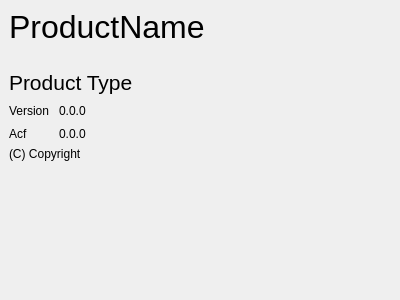
Qt form ACF/Include/iqt/CSplashScreenGuiComp.ui (ImagingTools/Acf) before a commit.
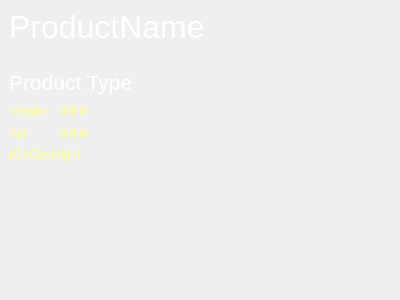
The same form after that commit.

Commit message: Grouping of menu commands added. Splash screen design changed. Small corrections.

Diff of the .ui file:
```diff
--- a/ACF/Include/iqt/CSplashScreenGuiComp.ui
+++ b/ACF/Include/iqt/CSplashScreenGuiComp.ui
@@ -47,6 +47,43 @@
        <height>50</height>
       </size>
      </property>
+     <property name="palette" >
+      <palette>
+       <active>
+        <colorrole role="WindowText" >
+         <brush brushstyle="SolidPattern" >
+          <color alpha="255" >
+           <red>255</red>
+           <green>255</green>
+           <blue>255</blue>
+          </color>
+         </brush>
+        </colorrole>
+       </active>
+       <inactive>
+        <colorrole role="WindowText" >
+         <brush brushstyle="SolidPattern" >
+          <color alpha="255" >
+           <red>255</red>
+           <green>255</green>
+           <blue>255</blue>
+          </color>
+         </brush>
+        </colorrole>
+       </inactive>
+       <disabled>
+        <colorrole role="WindowText" >
+         <brush brushstyle="SolidPattern" >
+          <color alpha="255" >
+           <red>118</red>
+           <green>116</green>
+           <blue>108</blue>
+          </color>
+         </brush>
+        </colorrole>
+       </disabled>
+      </palette>
+     </property>
      <property name="font" >
       <font>
        <pointsize>24</pointsize>
@@ -80,6 +117,43 @@
    </item>
    <item>
     <widget class="QLabel" name="ProductTypeLabel" >
+     <property name="palette" >
+      <palette>
+       <active>
+        <colorrole role="WindowText" >
+         <brush brushstyle="SolidPattern" >
+          <color alpha="255" >
+           <red>255</red>
+           <green>255</green>
+           <blue>255</blue>
+          </color>
+         </brush>
+        </colorrole>
+       </active>
+       <inactive>
+        <colorrole role="WindowText" >
+         <brush brushstyle="SolidPattern" >
+          <color alpha="255" >
+           <red>255</red>
+           <green>255</green>
+           <blue>255</blue>
+          </color>
+         </brush>
+        </colorrole>
+       </inactive>
+       <disabled>
+        <colorrole role="WindowText" >
+         <brush brushstyle="SolidPattern" >
+          <color alpha="255" >
+           <red>118</red>
+           <green>116</green>
+           <blue>108</blue>
+          </color>
+         </brush>
+        </colorrole>
+       </disabled>
+      </palette>
+     </property>
      <property name="font" >
       <font>
        <family>Arial</family>
@@ -106,6 +180,43 @@
      </property>
      <item row="0" column="0" >
       <widget class="QLabel" name="VersionDescriptionLabel" >
+       <property name="palette" >
+        <palette>
+         <active>
+          <colorrole role="WindowText" >
+           <brush brushstyle="SolidPattern" >
+            <color alpha="255" >
+             <red>255</red>
+             <green>255</green>
+             <blue>127</blue>
+            </color>
+           </brush>
+          </colorrole>
+         </active>
+         <inactive>
+          <colorrole role="WindowText" >
+           <brush brushstyle="SolidPattern" >
+            <color alpha="255" >
+             <red>255</red>
+             <green>255</green>
+             <blue>127</blue>
+            </color>
+           </brush>
+          </colorrole>
+         </inactive>
+         <disabled>
+          <colorrole role="WindowText" >
+           <brush brushstyle="SolidPattern" >
+            <color alpha="255" >
+             <red>118</red>
+             <green>116</green>
+             <blue>108</blue>
+            </color>
+           </brush>
+          </colorrole>
+         </disabled>
+        </palette>
+       </property>
        <property name="text" >
         <string>Version </string>
        </property>
@@ -113,6 +224,43 @@
      </item>
      <item row="0" column="1" >
       <widget class="QLabel" name="VersionLabel" >
+       <property name="palette" >
+        <palette>
+         <active>
+          <colorrole role="WindowText" >
+           <brush brushstyle="SolidPattern" >
+            <color alpha="255" >
+             <red>255</red>
+             <green>255</green>
+             <blue>127</blue>
+            </color>
+           </brush>
+          </colorrole>
+         </active>
+         <inactive>
+          <colorrole role="WindowText" >
+           <brush brushstyle="SolidPattern" >
+            <color alpha="255" >
+             <red>255</red>
+             <green>255</green>
+             <blue>127</blue>
+            </color>
+           </brush>
+          </colorrole>
+         </inactive>
+         <disabled>
+          <colorrole role="WindowText" >
+           <brush brushstyle="SolidPattern" >
+            <color alpha="255" >
+             <red>118</red>
+             <green>116</green>
+             <blue>108</blue>
+            </color>
+           </brush>
+          </colorrole>
+         </disabled>
+        </palette>
+       </property>
        <property name="text" >
         <string>0.0.0</string>
        </property>
@@ -120,6 +268,43 @@
      </item>
      <item row="1" column="0" >
       <widget class="QLabel" name="AcfVersionDescriptionLabel" >
+       <property name="palette" >
+        <palette>
+         <active>
+          <colorrole role="WindowText" >
+           <brush brushstyle="SolidPattern" >
+            <color alpha="255" >
+             <red>255</red>
+             <green>255</green>
+             <blue>127</blue>
+            </color>
+           </brush>
+          </colorrole>
+         </active>
+         <inactive>
+          <colorrole role="WindowText" >
+           <brush brushstyle="SolidPattern" >
+            <color alpha="255" >
+             <red>255</red>
+             <green>255</green>
+             <blue>127</blue>
+            </color>
+           </brush>
+          </colorrole>
+         </inactive>
+         <disabled>
+          <colorrole role="WindowText" >
+           <brush brushstyle="SolidPattern" >
+            <color alpha="255" >
+             <red>118</red>
+             <green>116</green>
+             <blue>108</blue>
+            </color>
+           </brush>
+          </colorrole>
+         </disabled>
+        </palette>
+       </property>
        <property name="text" >
         <string>Acf </string>
        </property>
@@ -127,6 +312,43 @@
      </item>
      <item row="1" column="1" >
       <widget class="QLabel" name="AcfVersionLabel" >
+       <property name="palette" >
+        <palette>
+         <active>
+          <colorrole role="WindowText" >
+           <brush brushstyle="SolidPattern" >
+            <color alpha="255" >
+             <red>255</red>
+             <green>255</green>
+             <blue>127</blue>
+            </color>
+           </brush>
+          </colorrole>
+         </active>
+         <inactive>
+          <colorrole role="WindowText" >
+           <brush brushstyle="SolidPattern" >
+            <color alpha="255" >
+             <red>255</red>
+             <green>255</green>
+             <blue>127</blue>
+            </color>
+           </brush>
+          </colorrole>
+         </inactive>
+         <disabled>
+          <colorrole role="WindowText" >
+           <brush brushstyle="SolidPattern" >
+            <color alpha="255" >
+             <red>118</red>
+             <green>116</green>
+             <blue>108</blue>
+            </color>
+           </brush>
+          </colorrole>
+         </disabled>
+        </palette>
+       </property>
        <property name="text" >
         <string>0.0.0</string>
        </property>
@@ -157,6 +379,43 @@
        <verstretch>0</verstretch>
       </sizepolicy>
      </property>
+     <property name="palette" >
+      <palette>
+       <active>
+        <colorrole role="WindowText" >
+         <brush brushstyle="SolidPattern" >
+          <color alpha="255" >
+           <red>255</red>
+           <green>255</green>
+           <blue>127</blue>
+          </color>
+         </brush>
+        </colorrole>
+       </active>
+       <inactive>
+        <colorrole role="WindowText" >
+         <brush brushstyle="SolidPattern" >
+          <color alpha="255" >
+           <red>255</red>
+           <green>255</green>
+           <blue>127</blue>
+          </color>
+         </brush>
+        </colorrole>
+       </inactive>
+       <disabled>
+        <colorrole role="WindowText" >
+         <brush brushstyle="SolidPattern" >
+          <color alpha="255" >
+           <red>118</red>
+           <green>116</green>
+           <blue>108</blue>
+          </color>
+         </brush>
+        </colorrole>
+       </disabled>
+      </palette>
+     </property>
      <property name="text" >
       <string>(C) Copyright</string>
      </property>
```
The commit also changes 10 other files.
